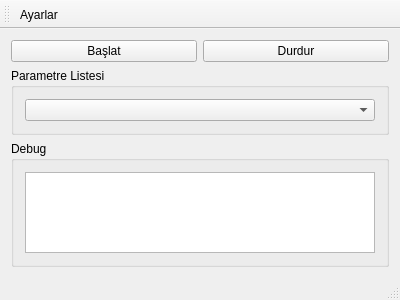
Old version of the form mainwindow.ui in the repository Include-sys/GUI-for-GoodbyeDPI.
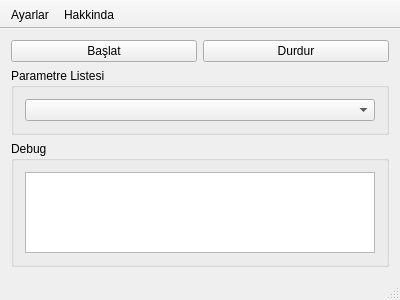
New version of the form. Icons and pictures are not drawn.

What changed in the file:
```diff
--- a/mainwindow.ui
+++ b/mainwindow.ui
@@ -70,6 +70,12 @@
    </property>
   </widget>
   <widget class="QToolBar" name="mainToolBar">
+   <property name="movable">
+    <bool>false</bool>
+   </property>
+   <property name="toolButtonStyle">
+    <enum>Qt::ToolButtonTextBesideIcon</enum>
+   </property>
    <attribute name="toolBarArea">
     <enum>TopToolBarArea</enum>
    </attribute>
@@ -77,11 +83,25 @@
     <bool>false</bool>
    </attribute>
    <addaction name="actionAyarlar"/>
+   <addaction name="actionAbout"/>
   </widget>
   <widget class="QStatusBar" name="statusBar"/>
   <action name="actionAyarlar">
    <property name="text">
     <string>Ayarlar</string>
+   </property>
+   <property name="visible">
+    <bool>true</bool>
+   </property>
+  </action>
+  <action name="actionAbout">
+   <property name="icon">
+    <iconset>
+     <normalon>:/images/images/info-button.png</normalon>
+    </iconset>
+   </property>
+   <property name="text">
+    <string>Hakkinda</string>
    </property>
   </action>
  </widget>
```
Left out of the diff: 15 changed lines with no effect on the pictures.
